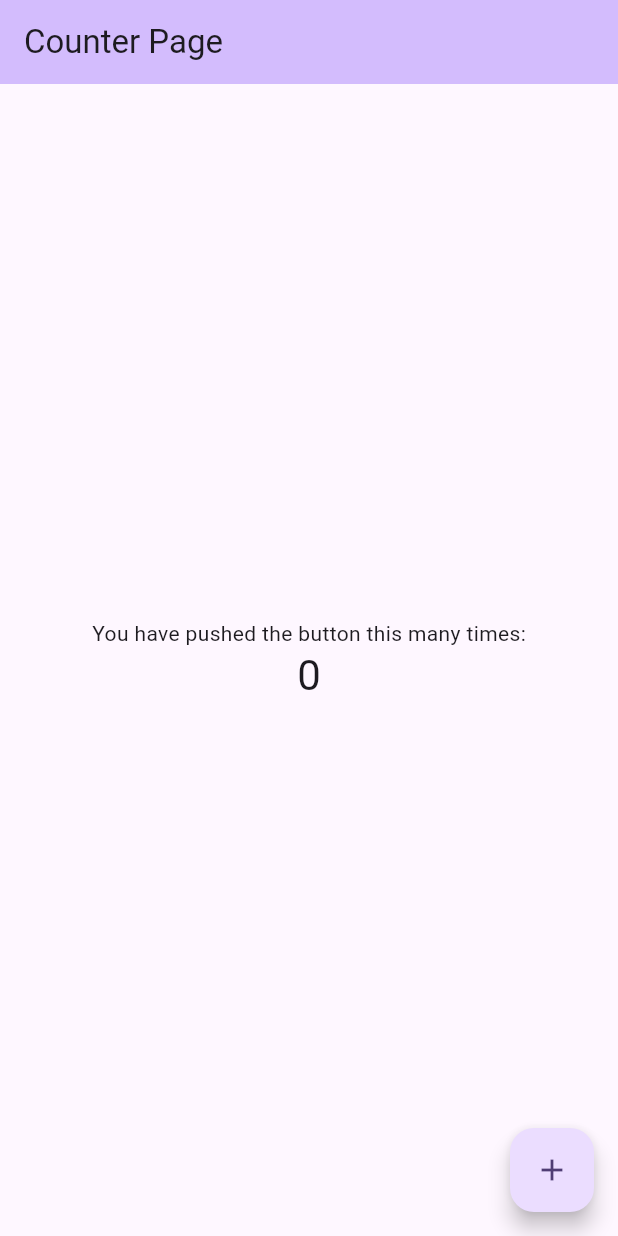
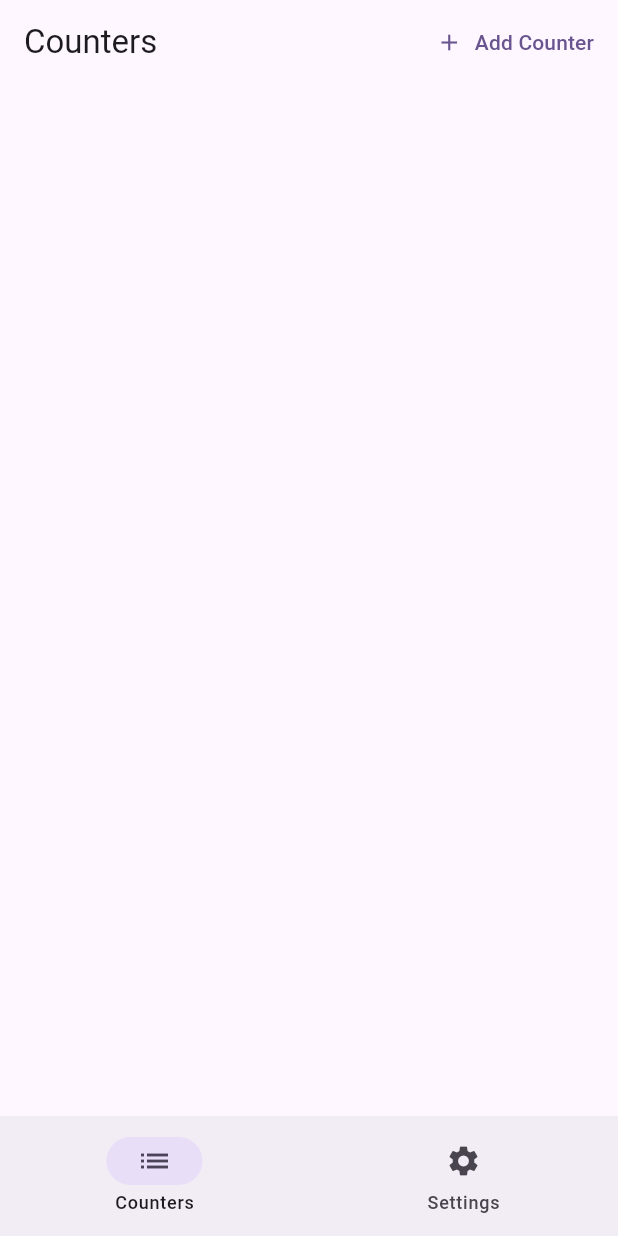
Before and after one commit to bmaronka/responsive-counter, a Flutter app: the screen it shows after launch, on a phone screen of 412 x 824 dp. Run offline on Flutter 3.47's test engine with Material 3 defaults, Android fonts, the light colour scheme and no system bars.

Commit message:
create layout

```diff
--- /dev/null
+++ b/lib/constants/counter_page.dart
@@ -0,0 +1,21 @@
+import 'package:flutter/material.dart';
+import 'package:responsive_counter/pages/counters_page.dart';
+import 'package:responsive_counter/pages/settings_page.dart';
+
+enum CounterPage {
+  counters('Counters', Icons.list),
+  settings('Settings', Icons.settings);
+
+  const CounterPage(
+    this.label,
+    this.icon,
+  );
+
+  final String label;
+  final IconData icon;
+
+  Widget get page => switch (this) {
+        counters => CountersPage(),
+        settings => SettingsPage(),
+      };
+}
--- /dev/null
+++ b/lib/constants/screen_size.dart
@@ -0,0 +1,21 @@
+import 'package:flutter/material.dart';
+
+enum ScreenSize {
+  small(300),
+  normal(400),
+  large(600),
+  extraLarge(1200);
+
+  final double size;
+
+  const ScreenSize(this.size);
+}
+
+ScreenSize getScreenSize(BuildContext context) {
+  final double deviceWidth = MediaQuery.sizeOf(context).shortestSide;
+
+  if (deviceWidth > ScreenSize.extraLarge.size) return ScreenSize.extraLarge;
+  if (deviceWidth > ScreenSize.large.size) return ScreenSize.large;
+  if (deviceWidth > ScreenSize.normal.size) return ScreenSize.normal;
+  return ScreenSize.small;
+}
--- a/lib/main.dart
+++ b/lib/main.dart
@@ -1,8 +1,11 @@
 import 'package:flutter/material.dart';
+import 'package:responsive_counter/constants/counter_page.dart';
+import 'package:responsive_counter/constants/screen_size.dart';
+import 'package:responsive_counter/pages/counter_details_page.dart';
+import 'package:responsive_counter/pages/counters_page.dart';
+import 'package:responsive_counter/widgets/counter_navigation.dart';
 
-void main() {
-  runApp(const MyApp());
-}
+void main() => runApp(const MyApp());
 
 class MyApp extends StatelessWidget {
   const MyApp({super.key});
@@ -14,55 +17,82 @@ class MyApp extends StatelessWidget {
           colorScheme: ColorScheme.fromSeed(seedColor: Colors.deepPurple),
           useMaterial3: true,
         ),
-        home: const MyHomePage(title: 'Counter Page'),
+        home: const CounterApp(),
       );
 }
 
-class MyHomePage extends StatefulWidget {
-  const MyHomePage({
-    super.key,
-    required this.title,
-  });
-
-  final String title;
+class CounterApp extends StatefulWidget {
+  const CounterApp({super.key});
 
   @override
-  State<MyHomePage> createState() => _MyHomePageState();
+  State<CounterApp> createState() => _CounterAppState();
 }
 
-class _MyHomePageState extends State<MyHomePage> {
-  int _counter = 0;
+class _CounterAppState extends State<CounterApp> {
+  CounterPage _selectedPage = CounterPage.counters;
 
-  void _incrementCounter() {
-    setState(() {
-      _counter++;
-    });
+  @override
+  Widget build(BuildContext context) {
+    final screenSize = getScreenSize(context);
+    final orientation = MediaQuery.orientationOf(context);
+
+    void _onSelect(int index) => setState(() => _selectedPage = CounterPage.values.firstWhere((p) => p.index == index));
+
+    List<Widget> _buildLargeLayout() {
+      if (_selectedPage == CounterPage.counters) {
+        return [
+          Expanded(
+            child: CountersPage(isFullPage: false),
+          ),
+          Expanded(
+            child: CounterDetailsPage(),
+          ),
+        ];
       }
 
-  @override
-  Widget build(BuildContext context) => Scaffold(
-        appBar: AppBar(
-          backgroundColor: Theme.of(context).colorScheme.inversePrimary,
-          title: Text(widget.title),
+      return [
+        Expanded(
+          child: _selectedPage.page,
         ),
-        body: Center(
-          child: Column(
-            mainAxisAlignment: MainAxisAlignment.center,
-            children: <Widget>[
-              const Text(
-                'You have pushed the button this many times:',
+      ];
+    }
+
+    return Scaffold(
+      bottomNavigationBar: switch ((screenSize, orientation)) {
+        (_, Orientation.landscape) => null,
+        (ScreenSize.large || ScreenSize.extraLarge, _) => null,
+        (_, _) => CounterNavigation.bottomBar(
+            selectedPage: _selectedPage,
+            onSelect: _onSelect,
           ),
-              Text(
-                '$_counter',
-                style: Theme.of(context).textTheme.headlineMedium,
+      },
+      body: SafeArea(
+        child: switch ((screenSize, orientation)) {
+          (_, Orientation.landscape) => Row(
+              children: [
+                CounterNavigation.rail(
+                  selectedPage: _selectedPage,
+                  onSelect: _onSelect,
+                ),
+                VerticalDivider(thickness: 1, width: 1),
+                Expanded(
+                  child: _selectedPage.page,
                 ),
               ],
             ),
+          (ScreenSize.large || ScreenSize.extraLarge, _) => Row(
+              children: [
+                CounterNavigation.rail(
+                  selectedPage: _selectedPage,
+                  onSelect: _onSelect,
                 ),
-        floatingActionButton: FloatingActionButton(
-          onPressed: _incrementCounter,
-          tooltip: 'Increment',
-          child: const Icon(Icons.add),
+                VerticalDivider(thickness: 1, width: 1),
+                ..._buildLargeLayout(),
+              ],
+            ),
+          (_, _) => _selectedPage.page,
+        },
       ),
     );
   }
+}
--- /dev/null
+++ b/lib/pages/counters_page.dart
@@ -0,0 +1,80 @@
+import 'package:flutter/material.dart';
+
+class CountersPage extends StatelessWidget {
+  const CountersPage({
+    super.key,
+    this.isFullPage = true,
+  });
+
+  final bool isFullPage;
+
+  @override
+  Widget build(BuildContext context) => Scaffold(
+        appBar: AppBar(
+          title: const Text('Counters'),
+          actions: [
+            TextButton.icon(
+              onPressed: () {},
+              icon: const Icon(Icons.add),
+              label: const Text('Add Counter'),
+            ),
+          ],
+          // actions: [CountersAppBarActions()],
+        ),
+        body: ListView.separated(
+          itemCount: 0,
+          itemBuilder: (context, index) => Padding(
+            padding: const EdgeInsets.symmetric(horizontal: 8.0),
+            child: ListTile(
+              shape: RoundedRectangleBorder(
+                borderRadius: BorderRadius.circular(8),
+              ),
+              selected: isFullPage ? false : index == 0,
+              selectedColor: Theme.of(context).colorScheme.onPrimaryContainer,
+              selectedTileColor: Theme.of(context).colorScheme.primaryContainer,
+              title: const Text('Counter'),
+              trailing: Text(''),
+              onTap: () async {},
+            ),
+          ),
+          separatorBuilder: (BuildContext context, int index) => const SizedBox(height: 8),
+        ),
+      );
+}
+
+class CountersAppBarActions extends StatelessWidget {
+  const CountersAppBarActions({super.key});
+
+  @override
+  Widget build(BuildContext context) {
+    final width = MediaQuery.sizeOf(context).width;
+    final height = MediaQuery.sizeOf(context).height;
+    final orientation = MediaQuery.orientationOf(context);
+
+    return Row(
+      children: [
+        Column(
+          children: [
+            const Text('width'),
+            Text('$width'),
+          ],
+        ),
+        const SizedBox(width: 8),
+        Column(
+          children: [
+            const Text('height'),
+            Text('$height'),
+          ],
+        ),
+        const SizedBox(width: 8),
+        Column(
+          children: [
+            const Text('Orientation'),
+            Text(orientation.name),
+          ],
+        ),
+        const SizedBox(width: 8),
+      ],
+    );
+  }
+}
--- /dev/null
+++ b/lib/widgets/counter_navigation.dart
@@ -0,0 +1,58 @@
+import 'package:flutter/material.dart';
+import 'package:responsive_counter/constants/counter_page.dart';
+
+enum CounterNavigationType {
+  bottomBar,
+  rail;
+}
+
+class CounterNavigation extends StatelessWidget {
+  CounterNavigation({
+    required this.type,
+    required this.selectedPage,
+    required this.onSelect,
+    super.key,
+  });
+
+  final CounterNavigationType type;
+  final CounterPage selectedPage;
+  final Function(int) onSelect;
+
+  CounterNavigation.bottomBar({
+    required this.selectedPage,
+    required this.onSelect,
+  }) : type = CounterNavigationType.bottomBar;
+
+  CounterNavigation.rail({
+    required this.selectedPage,
+    required this.onSelect,
+  }) : type = CounterNavigationType.rail;
+
+  Iterable<Object> get _destinations => CounterPage.values.map(
+        (page) => switch (type) {
+          CounterNavigationType.bottomBar => NavigationDestination(
+              icon: Icon(page.icon),
+              label: page.label,
+            ),
+          CounterNavigationType.rail => NavigationRailDestination(
+              icon: Icon(page.icon),
+              label: Text(page.label),
+            ),
+        },
+      );
+
+  @override
+  Widget build(BuildContext context) => switch (type) {
+        CounterNavigationType.bottomBar => NavigationBar(
+            selectedIndex: selectedPage.index,
+            destinations: _destinations.cast<Widget>().toList(),
+            onDestinationSelected: onSelect,
+          ),
+        CounterNavigationType.rail => NavigationRail(
+            labelType: NavigationRailLabelType.all,
+            selectedIndex: selectedPage.index,
+            destinations: _destinations.cast<NavigationRailDestination>().toList(),
+            onDestinationSelected: onSelect,
+          ),
+      };
+}
```
Also changed, not shown: lib/pages/counter_details_page.dart (added, +29 -0 lines), lib/pages/settings_page.dart (added, +19 -0 lines). Lines whose indentation alone changed are shown as unchanged.
